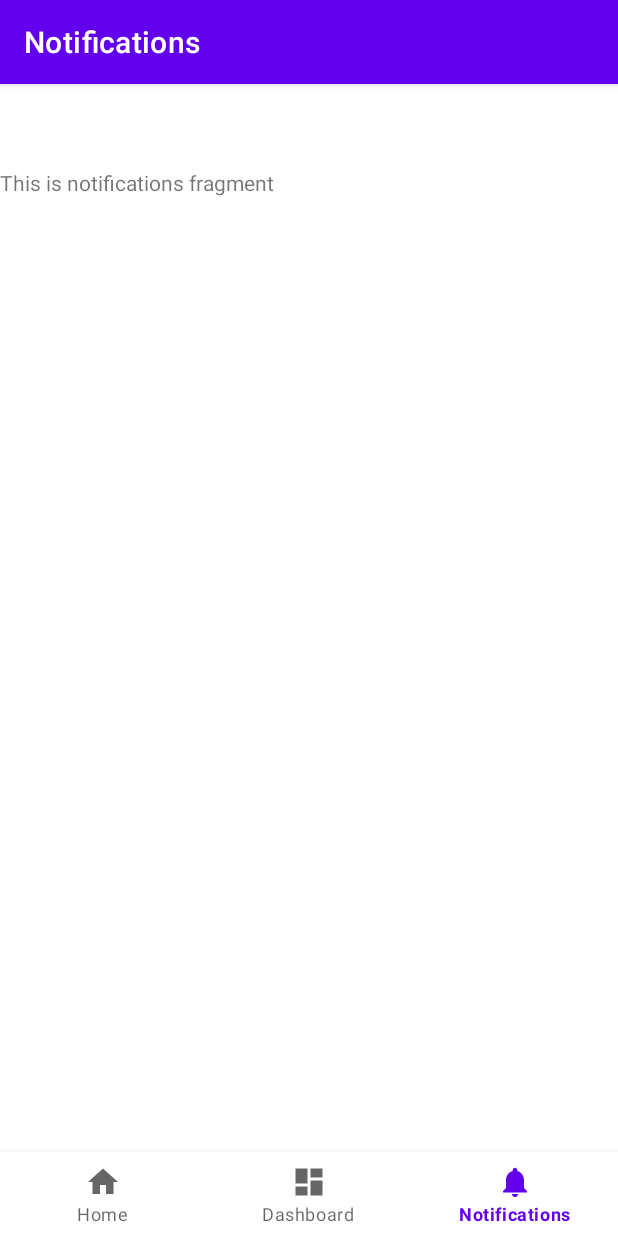
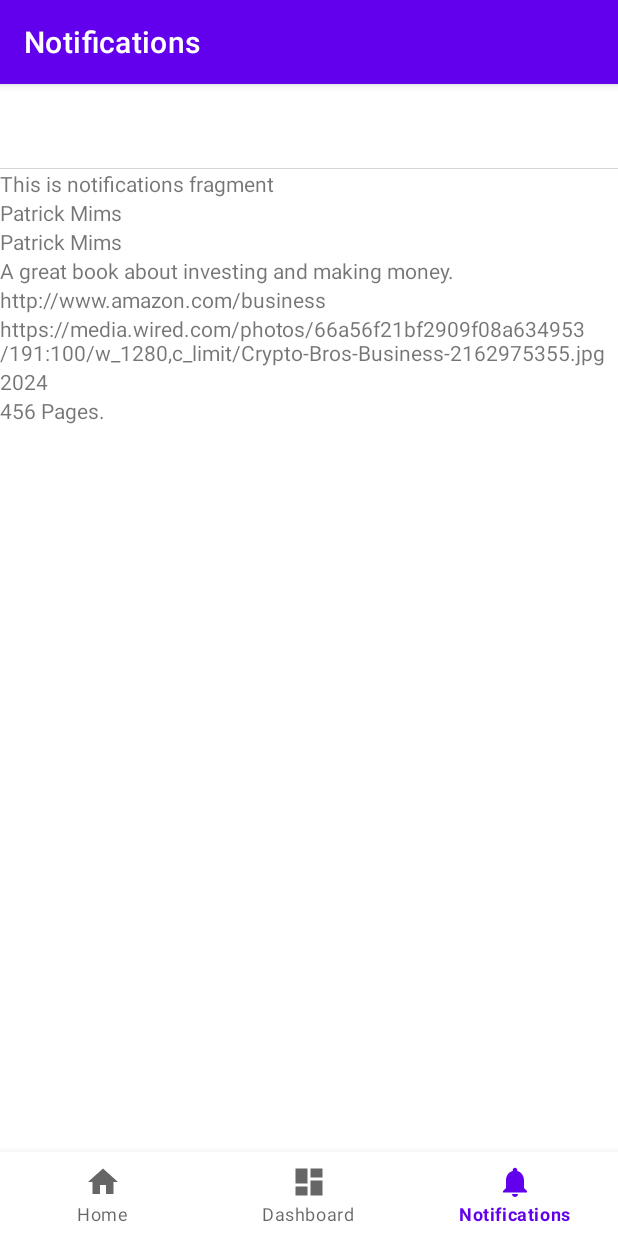
Before and after one commit to weatherpub/Android-News, an Android app: the screen it shows after launch (MainActivity), item 3 of the bottom bar chosen, on a phone screen of 412 x 824 dp. Run offline under Robolectric (Android 15) with nearby library versions, the phone set to English and light mode, and no system bars; our stand-ins replace Picasso, navigation-ui; pictures from the network do not load; 3 statements that could not run were skipped.

Commit message:
Build: Moved all db logic to NotificationsFragment
Todo:
Investigate moveToFirst() and moveToNext()

Status:
Running

```diff
--- a/app/src/main/java/edu/sfsu/times/sql/DatabaseHelper.java
+++ b/app/src/main/java/edu/sfsu/times/sql/DatabaseHelper.java
@@ -60,8 +60,8 @@ public class DatabaseHelper extends SQLiteOpenHelper {
 
     // a helper method to update the  model
     public ArrayList<DataModel> updateModel(ArrayList<DataModel> dataModel) {
-        dataModel.add(new DataModel("Business in America", "Patrick Mims", "Winning is Everything", "A great book about investing and making money.", "http://www.amazon.com/business", "https://www.url.com", "2024", "456 Pages."));
-        dataModel.add(new DataModel("Michael", "Mills", "Money is Necessary", "All about money in today's world", "http://money.com", "https://www.url.com", "2222", "something for everyone"));
+        dataModel.add(new DataModel("Business in America", "Patrick Mims", "Winning is Everything.", "A great book about investing and making money.", "http://www.amazon.com/business", "https://media.wired.com/photos/66a56f21bf2909f08a634953/191:100/w_1280,c_limit/Crypto-Bros-Business-2162975355.jpg", "2024", "456 Pages."));
+        dataModel.add(new DataModel("Getting More Money", "Danny Glover", "Money is Necessary.", "All about money in today's world", "http://money.com", "https://i.blogs.es/f8f908/mining-iran/840_560.jpeg", "2222", "something for everyone"));
         // dataModel.add...
 
         return dataModel;
--- a/app/src/main/java/edu/sfsu/times/ui/notifications/NotificationsFragment.java
+++ b/app/src/main/java/edu/sfsu/times/ui/notifications/NotificationsFragment.java
@@ -5,18 +5,22 @@ import android.database.SQLException;
 import android.database.sqlite.SQLiteDatabase;
 import android.database.sqlite.SQLiteOpenHelper;
 import android.os.Bundle;
-import android.util.Log;
 import android.view.LayoutInflater;
 import android.view.View;
 import android.view.ViewGroup;
+import android.widget.ImageView;
 import android.widget.TextView;
 import android.widget.Toast;
 
 import androidx.annotation.NonNull;
 import androidx.fragment.app.Fragment;
 import androidx.lifecycle.ViewModelProvider;
+import androidx.recyclerview.widget.RecyclerView;
+
+import com.squareup.picasso.Picasso;
 
 import edu.sfsu.times.R;
+import edu.sfsu.times.adapter.RecyclerViewAdapter;
 import edu.sfsu.times.databinding.FragmentNotificationsBinding;
 import edu.sfsu.times.sql.DatabaseHelper;
 import edu.sfsu.times.ui.home.HomeViewModel;
@@ -25,7 +29,13 @@ public class NotificationsFragment extends Fragment {
 
     private FragmentNotificationsBinding binding;
 
+    private RecyclerView recyclerView;
+    private RecyclerViewAdapter adapter;
+
     public View onCreateView(@NonNull LayoutInflater inflater, ViewGroup container, Bundle savedInstanceState) {
+
+        RecyclerViewAdapter adapter = new RecyclerViewAdapter();
+
         NotificationsViewModel notificationsViewModel = new ViewModelProvider(this).get(NotificationsViewModel.class);
         HomeViewModel homeViewModel = new ViewModelProvider(requireActivity()).get(HomeViewModel.class);
 
@@ -34,17 +44,16 @@ public class NotificationsFragment extends Fragment {
 
         SQLiteOpenHelper helper = new DatabaseHelper(getContext());
 
+        // pull data from the DatabaseHelper()
         homeViewModel.getData().observe(getViewLifecycleOwner(), data -> {
-            Log.i("LOG", data.get(0).getName());
-
             try {
+                int i = 0;
                 SQLiteDatabase db = helper.getReadableDatabase();
 
                 Cursor cursor = db.query("ARTICLES",
                         new String[] {"NAME", "AUTHOR", "TITLE", "DESCRIPTION", "URL", "URL_TO_IMAGE", "PUBLISHED_AT", "CONTENT"},
                         null, null, null, null, null);
 
-            int i = 0;
                 if(cursor.moveToFirst()) {
                     String name_column = cursor.getString(0);
                     String author_column = cursor.getString(1);
@@ -55,6 +64,7 @@ public class NotificationsFragment extends Fragment {
                     String published_column = cursor.getString(6);
                     String content_column = cursor.getString(7);
 
+                    ImageView imageView = (ImageView) root.findViewById(R.id.home_detail_image);
                     TextView name = (TextView) root.findViewById(R.id.tv_name);
                     TextView author = (TextView) root.findViewById(R.id.tv_author);
                     TextView title = (TextView) root.findViewById(R.id.tv_title);
@@ -63,9 +73,10 @@ public class NotificationsFragment extends Fragment {
                     TextView url_to_img = (TextView) root.findViewById(R.id.tv_url_to_image);
                     TextView published = (TextView) root.findViewById(R.id.tv_published_at);
                     TextView content = (TextView) root.findViewById(R.id.tv_content);
-                /*
+
                     do {
-                    name.setText(data.get(0).getName());
+                        Picasso.get().load(url_to_img_column).into(imageView);
+                        name.setText(name_column);
                         author.setText(author_column);
                         title.setText(title_column);
                         description.setText(description_column);
@@ -73,19 +84,6 @@ public class NotificationsFragment extends Fragment {
                         published.setText(published_column);
                         url_to_img.setText(url_to_img_column);
                         content.setText(content_column);
-                } while(cursor.moveToNext());
-                */
-
-                do {
-                    name.setText(data.get(i).getName());
-                    author.setText(data.get(i).getAuthor());
-                    title.setText(data.get(i).getTitle());
-                    description.setText(data.get(i).getDescription());
-                    url.setText(data.get(i).getUrl());
-                    published.setText(data.get(i).getPublishedAt());
-                    url_to_img.setText(data.get(i).getUrlToImage());
-                    content.setText(data.get(i).getContent());
-                    i++;
                     } while(cursor.moveToNext());
                 }
                 cursor.close();
@@ -96,7 +94,6 @@ public class NotificationsFragment extends Fragment {
             }
         });
 
-        // final TextView textView = binding.textNotifications;
         final TextView textView = binding.tvName;
         // notificationsViewModel.getData().observe(getViewLifecycleOwner(), textView::setText()); // <- another problem here. comment this line and line #28 to debug
         notificationsViewModel.getText().observe(getViewLifecycleOwner(), textView::setText); // <- another problem here. comment this line and line #28 to debug
--- a/app/src/main/java/edu/sfsu/times/ui/notifications/NotificationsViewModel.java
+++ b/app/src/main/java/edu/sfsu/times/ui/notifications/NotificationsViewModel.java
@@ -1,23 +1,12 @@
 package edu.sfsu.times.ui.notifications;
 
-import android.content.Context;
-import android.database.Cursor;
-import android.database.SQLException;
-import android.database.sqlite.SQLiteDatabase;
-import android.database.sqlite.SQLiteOpenHelper;
 import android.os.Handler;
 import android.os.HandlerThread;
-import android.os.Looper;
 import android.util.Log;
-import android.widget.TextView;
-import android.widget.Toast;
 
 import androidx.lifecycle.LiveData;
 import androidx.lifecycle.MutableLiveData;
 import androidx.lifecycle.ViewModel;
-
-import edu.sfsu.times.R;
-import edu.sfsu.times.sql.DatabaseHelper;
 
 public class NotificationsViewModel extends ViewModel {
     private final Handler handler;
@@ -25,99 +14,21 @@ public class NotificationsViewModel extends ViewModel {
     private final MutableLiveData<String> mText;
 
     public NotificationsViewModel() {
-
         Log.i("LOG", "NotificationViewModel constructor");
 
         HandlerThread workerThread = new HandlerThread("WorkerThread");
         workerThread.start();
         handler = new Handler(workerThread.getLooper());
 
-//        new SQLHandlerViewModel().doBackgroundExecution();
-
         mText = new MutableLiveData<>();
         mText.setValue("This is notifications fragment");
-
-//        workerThread.quitSafely();
     }
 
     public LiveData<String> getText() {
         return mText;
     }
-
     /* *
      * Non-static nested classes (inner classes) have access to other members of the enclosing class,
      * even if they are declared private.
      */
-    public class SQLHandlerViewModel {
-        private void doBackgroundExecution() {
-            Log.i("LOG", "SQLHandlerViewModel class...");
-                        /*
-            handler.post(new Runnable() {
-                @Override
-                public void run() {
-                    Log.i("LOG", "doBackgroundExecution() before db conn");
-
-                    SQLiteOpenHelper dbHelper = new DatabaseHelper(context.getApplicationContext());
-
-                    Log.i("LOG", "doBackgroundExecution() after db conn");
-                    try {
-                        Log.i("LOG", "doBackgroundExecution() after try");
-
-                        SQLiteDatabase db = dbHelper.getReadableDatabase();
-                        Log.i("LOG", "This is a time consuming operation 4.0");
-
-                        Cursor cursor = db.query("ARTICLES",
-                                new String[]{"NAME", "AUTHOR", "TITLE", "DESCRIPTION", "URL", "URL_TO_IMAGE", "PUBLISHED_AT", "CONTENT"},
-                                null, null, null, null, null);
-
-                        Log.i("LOG", "doBackgroundExecution() after cursor reference");
-
-                        if (cursor.moveToFirst()) {
-                            String name_column = cursor.getString(0);
-                            String author_column = cursor.getString(1);
-                            String title_column = cursor.getString(2);
-                            String description_column = cursor.getString(3);
-                            String url_column = cursor.getString(4);
-                            String url_to_img_column = cursor.getString(5);
-                            String published_column = cursor.getString(6);
-                            String content_column = cursor.getString(7);
-                            /*
-                            TextView name = findViewById(R.id.tv_name);
-                            TextView author = (TextView) context.findViewById(R.id.tv_author);
-                            TextView title = (TextView) context.findViewById(R.id.tv_title);
-                            TextView description = (TextView) context.findViewById(R.id.tv_description);
-                            TextView url = (TextView) context.findViewById(R.id.tv_url);
-                            TextView url_to_img = (TextView) context.findViewById(R.id.tv_url_to_image);
-                            TextView published = (TextView) context.findViewById(R.id.tv_published_at);
-                            TextView content = (TextView) context.findViewById(R.id.tv_content);
-
-                            name.setText(name_column);
-                            author.setText(author_column);
-                            title.setText(title_column);
-                            description.setText(description_column);
-                            url.setText(url_column);
-                            published.setText(published_column);
-                            url_to_img.setText(url_to_img_column);
-                            content.setText(content_column);
-
-                            Log.i("LOG", "tv_name -> " + name_column);
-                            Log.i("LOG", "tv_author -> " + author_column);
-                            Log.i("LOG", "tv_title -> " + title_column);
-                            Log.i("LOG", "tv_description -> " + description_column);
-                            Log.i("LOG", "tv_url -> " + url_column);
-                            Log.i("LOG", "tv_url_to_image -> " + url_to_img_column);
-                            Log.i("LOG", "tv_published -> " + published_column);
-                            Log.i("LOG", "tv_content -> " + content_column);
-                        }
-                        cursor.close();
-                        db.close();
-                    } catch(SQLException e) {
-                        Toast toast = Toast.makeText(context, "Database unavailable", Toast.LENGTH_SHORT);
-                        toast.show();
-                    }
-                }
-            });
-                        */
-        }
-    }
 }
--- a/app/src/main/res/layout/fragment_notifications.xml
+++ b/app/src/main/res/layout/fragment_notifications.xml
@@ -31,12 +31,10 @@
         app:layout_constraintStart_toStartOf="parent"
         app:layout_constraintTop_toTopOf="parent">
 
-        <!--
         <ImageView
             android:layout_width="match_parent"
             android:layout_height="wrap_content"
             android:id="@+id/home_detail_image"/>
-            -->
 
         <TextView
             android:layout_width="match_parent"
```
Lines whose indentation alone changed are shown as unchanged.
